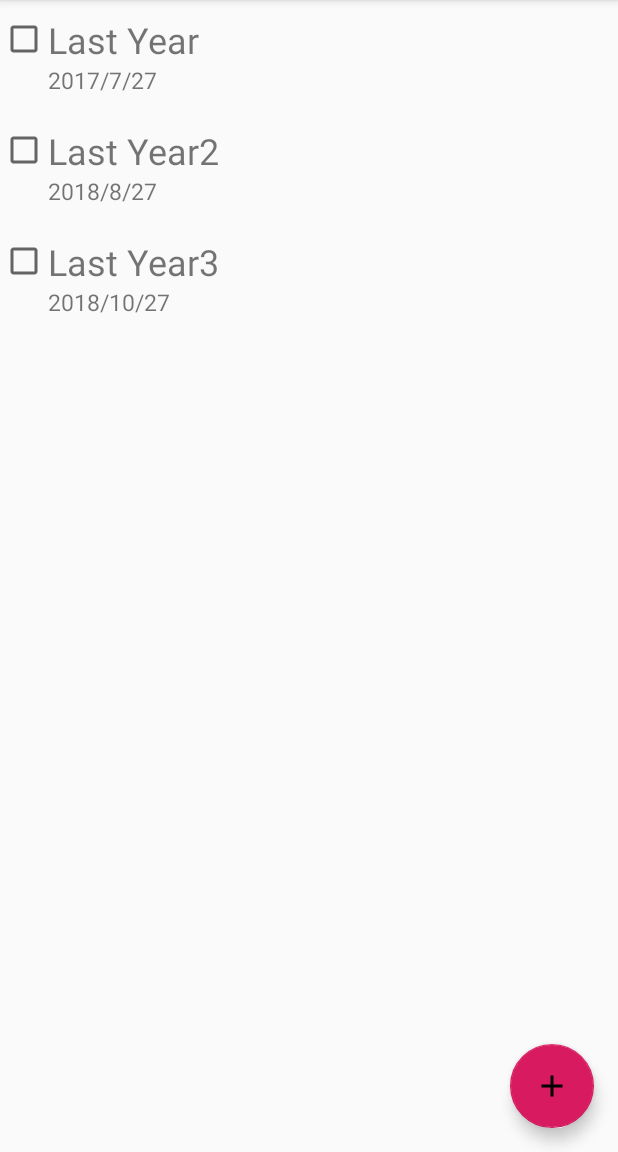
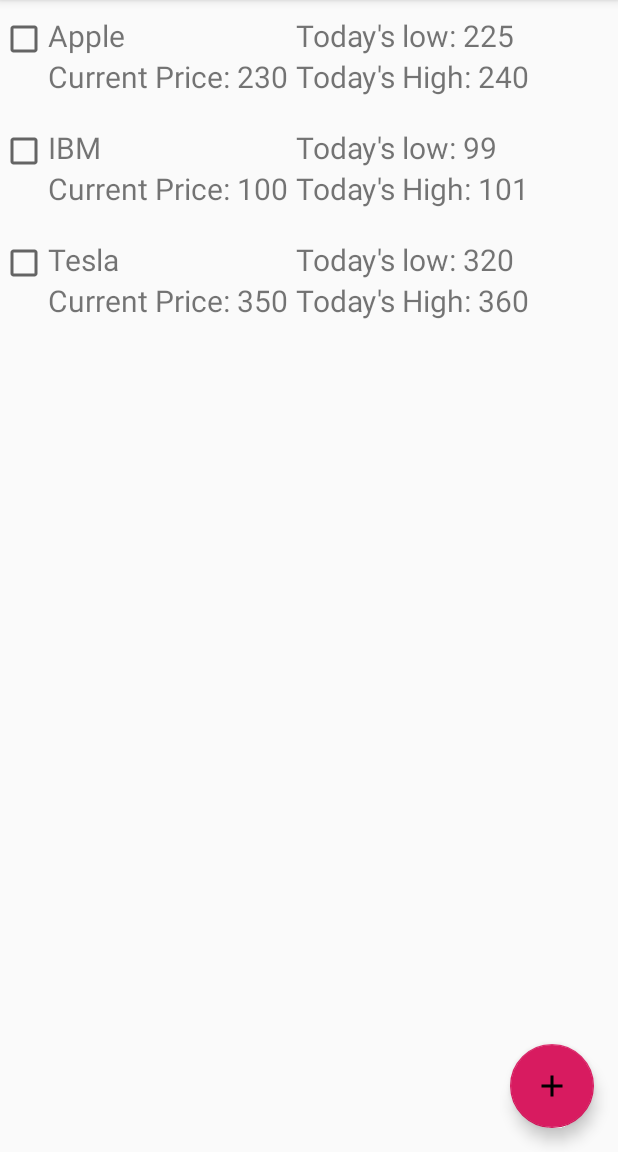
Before and after one commit to adazhu365/Stock-Price-Checker, an Android app: the screen it shows after launch (MainActivity), on a phone screen of 412 x 824 dp, the part 84-1236 px from its top. Run offline under Robolectric (Android 15) with nearby library versions, the phone set to English and light mode, and no system bars.

Commit message:
more porting fix & change to fix current app

```diff
--- a/app/src/main/java/edu/sitengvirginia/stockpricechecker/MainActivity.java
+++ b/app/src/main/java/edu/sitengvirginia/stockpricechecker/MainActivity.java
@@ -60,11 +60,10 @@ public class MainActivity extends AppCompatActivity{
             if (resultCode == RESULT_OK) {
                 String name = data.getStringExtra("name");
                 Log.e("test", name);
-                String description = data.getStringExtra("description");
-                String latitude = data.getStringExtra("latitude");
-                String longitude = data.getStringExtra("longitude");
-                String date = data.getStringExtra("date");
-                StockItem b = StockItem.createStockItem(name, description, latitude, longitude,date, false);
+                String currentprice = data.getStringExtra("currentprice");
+                String todaylow = data.getStringExtra("todaylow");
+                String todayhigh = data.getStringExtra("todayhigh");
+                StockItem b = StockItem.createStockItem(name, currentprice, todaylow, todayhigh,false);
 
 
                 myList.add(b);
@@ -72,7 +71,7 @@ public class MainActivity extends AppCompatActivity{
                 adapter.notifyDataSetChanged();
             }
         }
-        if (requestCode == 2) {
+        /*if (requestCode == 2) {
             // Make sure the request was successful
             if (resultCode == RESULT_OK) {
 
@@ -93,7 +92,7 @@ public class MainActivity extends AppCompatActivity{
                 adapter.notifyDataSetChanged();
             }
         }
-
+        */
     }
     @Override
     protected void onSaveInstanceState(Bundle savedInstanceState) {
--- a/app/src/main/java/edu/sitengvirginia/stockpricechecker/StockItem.java
+++ b/app/src/main/java/edu/sitengvirginia/stockpricechecker/StockItem.java
@@ -8,45 +8,35 @@ import java.util.Date;
 
 public class StockItem implements Serializable{
     private String mname;
-    private String mdescription;
-    private String mlatitude;
-    private String mlongitude;
-    private String mdate;
+    private String mcurrentprice;
+    private String mtodaylow;
+    private String mtodayhigh;
     private boolean mchecked;
 
-    private StockItem(String name, String description, String latitiude, String longitude, String date, boolean checked) {
+    private StockItem(String name, String currentprice, String todaylow, String todayhigh, boolean checked) {
         mname = name;
-        mdescription = description;
-        mlatitude = latitiude;
-        mlongitude = longitude;
-        mdate = date;
+        mcurrentprice = currentprice;
+        mtodayhigh = todayhigh;
+        mtodaylow = todaylow;
         mchecked = checked;
     }
 
-    public static StockItem createStockItem(String name, String description, String latitude, String longitude, String date, boolean checked) {
-        StockItem b = new StockItem(name, description, latitude, longitude, date, checked);
-        return b;
-    }
-
-    public static StockItem editStockItem(StockItem b, String name, String description, String latitude, String longitude, String date, boolean checked) {
-        b = new StockItem(name, description, latitude, longitude, date, checked);
+    public static StockItem createStockItem(String name, String currentprice, String todaylow, String todayhigh, boolean checked) {
+        StockItem b = new StockItem(name, currentprice, todaylow, todayhigh, checked);
         return b;
     }
 
     public String getMname() {
         return mname;
     }
-    public String getMdescription() {
-        return mdescription;
+    public String getMcurrentprice() {
+        return mcurrentprice;
     }
-    public String getMlatitude() {
-        return mlatitude;
+    public String getMtodaylow() {
+        return mtodaylow;
     }
-    public String getMlongitude() {
-        return mlongitude;
-    }
-    public String getMdate() {
-        return mdate;
+    public String getMtodayhigh() {
+        return mtodayhigh;
     }
     public void setMchecked(boolean val){this.mchecked=val; }
 
@@ -57,11 +47,11 @@ public class StockItem implements Serializable{
 
     public static ArrayList<StockItem> createInitialBucketList() {
         ArrayList<StockItem> initialList = new ArrayList<StockItem>();
-        initialList.add(new StockItem("Last Year", "whatever", "37.3", "38.4", "2017/7/27", false));
+        initialList.add(new StockItem("Apple", "230", "225", "240", false));
 
-        initialList.add(new StockItem("Last Year2", "whatever", "37.3", "38.4", "2018/8/27", false));
+        initialList.add(new StockItem("IBM", "100", "99", "101", false));
 
-        initialList.add(new StockItem("Last Year3", "whatever", "37.3", "38.4", "2018/10/27", false));
+        initialList.add(new StockItem("Tesla", "350", "320", "360", false));
 
         return initialList;
     }
--- a/app/src/main/java/edu/sitengvirginia/stockpricechecker/StockListAdapter.java
+++ b/app/src/main/java/edu/sitengvirginia/stockpricechecker/StockListAdapter.java
@@ -29,7 +29,9 @@ public class StockListAdapter extends
         // Your holder should contain a member variable
         // for any view that will be set as you render a row
         public TextView nameTextView;
-        public TextView dateTextView;
+        public TextView priceTextView;
+        public TextView lowTextView;
+        public TextView highTextView;
         public CheckBox checkbox;
         // We also create a constructor that accepts the entire item row
         // and does the view lookups to find each subview
@@ -39,8 +41,9 @@ public class StockListAdapter extends
             super(itemView);
             checkbox = (CheckBox) itemView.findViewById(R.id.checkbox);
             nameTextView = (TextView) itemView.findViewById(R.id.StockItemName);
-            dateTextView = (TextView) itemView.findViewById(R.id.StockItemDate);
-
+            priceTextView = (TextView) itemView.findViewById(R.id.StockItemPrice);
+            lowTextView = (TextView) itemView.findViewById(R.id.StockItemTodayLow);
+            highTextView = (TextView) itemView.findViewById(R.id.StockItemTodayHigh);
         }
     }
 
@@ -83,12 +86,20 @@ public class StockListAdapter extends
 
         // Set item views based on your views and data model
         TextView textView = viewHolder.nameTextView;
-        String bucketDisplay = bucket.getMname();
-        textView.setText(bucketDisplay);
+        String nameDisplay = bucket.getMname();
+        textView.setText(nameDisplay);
 
-        TextView dateView = viewHolder.dateTextView;
-        String dateDisplay = bucket.getMdate();
-        dateView.setText(dateDisplay);
+        TextView currentpriceView = viewHolder.priceTextView;
+        String priceDisplay = "Current Price: " + bucket.getMcurrentprice();
+        currentpriceView.setText(priceDisplay);
+
+        TextView lowView = viewHolder.lowTextView;
+        String lowDisplay = " Today's low: " + bucket.getMtodaylow();
+        lowView.setText(lowDisplay);
+
+        TextView highView = viewHolder.highTextView;
+        String highDisplay = " Today's High: " + bucket.getMtodayhigh();
+        highView.setText(highDisplay);
 
         final CheckBox complete = viewHolder.checkbox;
         complete.setChecked(bucket.getMchecked());
--- a/app/src/main/res/layout/stockitemlayout.xml
+++ b/app/src/main/res/layout/stockitemlayout.xml
@@ -16,16 +16,33 @@
 
     <TextView
         android:id="@+id/StockItemName"
-        android:textSize="24sp"
+        android:textSize="20sp"
         app:layout_constraintLeft_toRightOf="@+id/checkbox"
         android:layout_width="wrap_content"
         android:layout_height="wrap_content"
         />
     <TextView
-        android:id="@+id/StockItemDate"
-        android:textSize="15sp"
+        android:id="@+id/StockItemPrice"
+        android:textSize="20sp"
         app:layout_constraintTop_toBottomOf="@+id/StockItemName"
         app:layout_constraintLeft_toRightOf="@+id/checkbox"
+        android:layout_width="wrap_content"
+        android:layout_height="wrap_content"
+        />
+    <TextView
+        android:id="@+id/StockItemTodayLow"
+        android:textSize="20sp"
+        app:layout_constraintLeft_toRightOf="@+id/StockItemPrice"
+        android:gravity="right"
+        android:layout_width="wrap_content"
+        android:layout_height="wrap_content"
+        />
+    <TextView
+        android:id="@+id/StockItemTodayHigh"
+        android:textSize="20sp"
+        app:layout_constraintTop_toBottomOf="@+id/StockItemTodayLow"
+        app:layout_constraintLeft_toRightOf="@+id/StockItemPrice"
+        android:gravity="right"
         android:layout_width="wrap_content"
         android:layout_height="wrap_content"
         />
```
